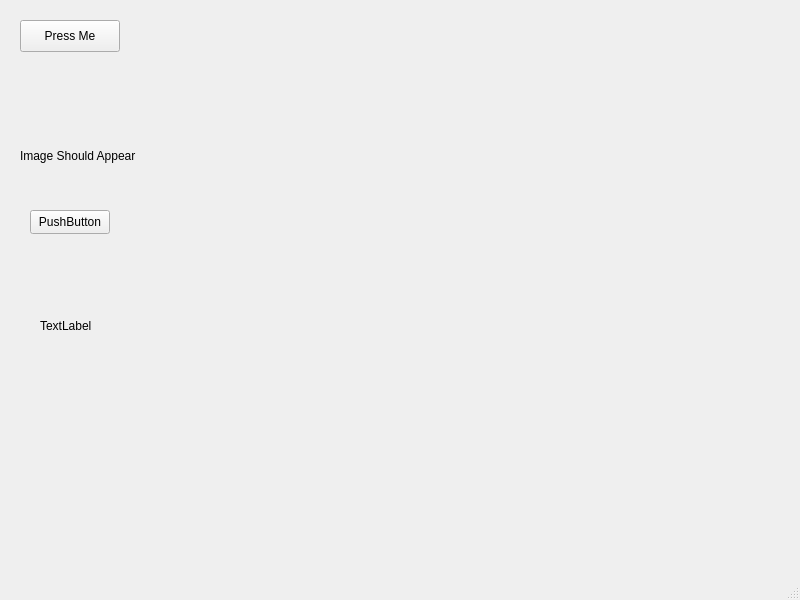
Qt form mainwindow.ui (TeoIpp/RizzRepo) before a commit.
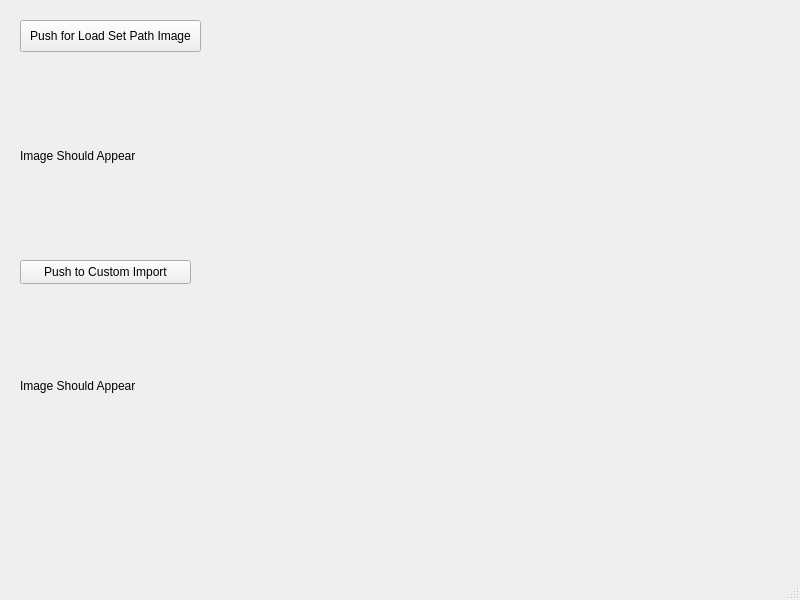
The same form after that commit.

Commit message: Cleaned Up UI and Import Function

The edit to the form file:
```diff
--- a/mainwindow.ui
+++ b/mainwindow.ui
@@ -19,7 +19,7 @@
      <rect>
       <x>20</x>
       <y>70</y>
-      <width>261</width>
+      <width>471</width>
       <height>171</height>
      </rect>
     </property>
@@ -32,38 +32,38 @@
      <rect>
       <x>20</x>
       <y>20</y>
-      <width>100</width>
+      <width>181</width>
       <height>32</height>
      </rect>
     </property>
     <property name="text">
-     <string>Press Me</string>
+     <string>Push for Load Set Path Image</string>
     </property>
    </widget>
    <widget class="QPushButton" name="pushButton_2">
     <property name="geometry">
      <rect>
-      <x>30</x>
-      <y>210</y>
-      <width>80</width>
+      <x>20</x>
+      <y>260</y>
+      <width>171</width>
       <height>24</height>
      </rect>
     </property>
     <property name="text">
-     <string>PushButton</string>
+     <string>Push to Custom Import</string>
     </property>
    </widget>
    <widget class="QLabel" name="label_2">
     <property name="geometry">
      <rect>
-      <x>40</x>
-      <y>255</y>
-      <width>131</width>
-      <height>141</height>
+      <x>20</x>
+      <y>290</y>
+      <width>331</width>
+      <height>191</height>
      </rect>
     </property>
     <property name="text">
-     <string>TextLabel</string>
+     <string>Image Should Appear</string>
     </property>
    </widget>
   </widget>
```
